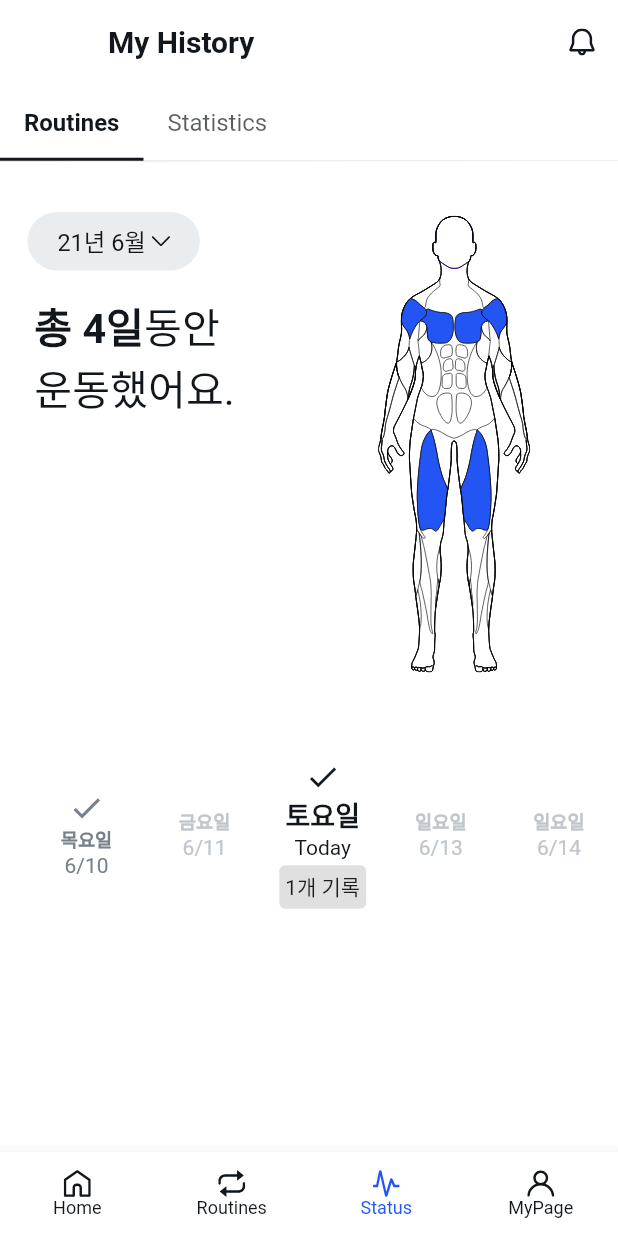
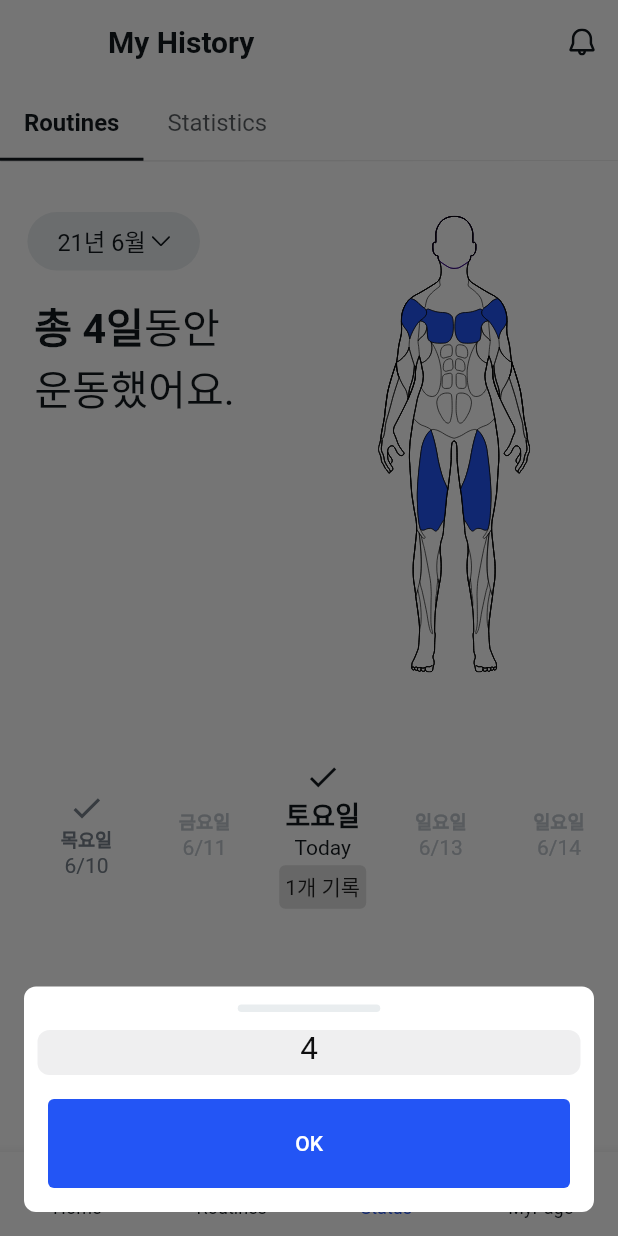
Before and after one commit to CoachMyBody/CoachMyBody-App, a Flutter app: the TabPage screen opened by its route, item 3 of the bottom bar chosen, scrolled down 576 dp, after a tap on "21년 6월", on a phone screen of 412 x 824 dp. Run offline on Flutter 3.47's test engine with Material 2 defaults, Android fonts, the phone set to English and light mode, and no system bars; our stand-ins replace carousel_slider, chips_choice, easy_localization, fl_chart, flutter_svg, flutter_switch and 4 more; missing offline and left inert: dart:ffi, kakao_flutter_sdk, photo_manager, xxtea; accounts and stored records are empty; network calls fail; Roboto replaces fonts that are missing (SpoqaHanSansNeo); statements that could not run were skipped.

Commit message:
Refactoring drop down with sheet

```diff
--- a/lib/ui/record/record_sub_routines_daily.dart
+++ b/lib/ui/record/record_sub_routines_daily.dart
@@ -4,8 +4,9 @@ import 'package:coach_my_body/providers/record/record_date_model.dart';
 import 'package:coach_my_body/routes.dart';
 import 'package:coach_my_body/ui/record/record_sub_routines_detail.dart';
 import 'package:coach_my_body/ui/record/routine_data.dart';
-import 'package:coach_my_body/widgets/day_modal_bottom_sheet.dart';
-import 'package:coach_my_body/widgets/custom_drop_down_widget.dart';
+import 'package:coach_my_body/widgets/cmb_widgets/cmb_dropdown_widget.dart';
+import 'package:coach_my_body/widgets/cmb_widgets/models/cmb_dropdown_model.dart';
+import 'package:coach_my_body/widgets/modals/day_modal_bottom_sheet.dart';
 import 'package:easy_localization/easy_localization.dart';
 import 'package:flutter/material.dart';
 import 'package:provider/provider.dart';
@@ -31,6 +32,7 @@ class RecordSubDailyRoutines extends StatelessWidget {
         Padding(
           padding: EdgeInsets.only(left: _size.width * 0.0444),
           child: Consumer<SelectedDateViewModel>(builder: (_, selected, child) {
+            // shown date of today
             var viewedDate = selected.getReturnedDate().month.toString() +
                 COMMON_MONTH_TXT.tr() +
                 COMMON_YEAR_MONTH_DIVIDER_TXT.tr() +
@@ -38,15 +40,16 @@ class RecordSubDailyRoutines extends StatelessWidget {
                 COMMON_DAY_TXT.tr();
             assert(viewedDate.isNotEmpty);
 
-            return CustomDropDownWidget(
+            return CMBDropDownWithSheetWidget(
               label: viewedDate,
-              onPressed: () {
-                showModalBottomSheet(
-                    backgroundColor: Colors.transparent,
-                    isScrollControlled: true,
-                    context: context,
-                    builder: (_) => DayModalBottomSheet());
-              },
+              data: CMBDropDownSheetData(
+                whenCompleted: () {
+                  var selected = Provider.of<SelectedDateViewModel>(context,
+                      listen: false);
+                  selected.setSelected(false);
+                },
+                sheet: DayModalBottomSheet(),
+              ),
             );
           }),
         ),
@@ -80,7 +83,9 @@ class RecordSubDailyRoutines extends StatelessWidget {
             color: AppColors.cmb_grey[700], fontSize: _size.width * 0.0667),
         children: <TextSpan>[
           TextSpan(
-              text: routinesNum, style: TextStyle(fontWeight: FontWeight.bold)),
+            text: routinesNum,
+            style: TextStyle(fontWeight: FontWeight.bold),
+          ),
           TextSpan(text: RECORD_SUB_ROUTINES_TODAY_SUFFIX_TXT.tr()),
         ],
       ),
--- a/lib/ui/record/record_sub_routines_detail.dart
+++ b/lib/ui/record/record_sub_routines_detail.dart
@@ -3,7 +3,7 @@ import 'dart:math';
 import 'package:coach_my_body/constants/colors.dart';
 import 'package:coach_my_body/constants/translations_key.dart';
 import 'package:coach_my_body/ui/record/routine_data.dart';
-import 'package:coach_my_body/widgets/common_widgets.dart';
+import 'package:coach_my_body/widgets/cmb_widgets/cmb_common_widgets.dart';
 import 'package:easy_localization/easy_localization.dart';
 import 'package:flutter/material.dart';
 
--- a/lib/ui/record/record_sub_routines_monthly.dart
+++ b/lib/ui/record/record_sub_routines_monthly.dart
@@ -1,9 +1,9 @@
 import 'dart:math';
 
 import 'package:coach_my_body/constants/colors.dart';
-import 'package:coach_my_body/constants/translations_key.dart';
-import 'package:coach_my_body/widgets/custom_drop_down_widget.dart';
-import 'package:coach_my_body/widgets/month_modal_bottom_sheet.dart';
+import 'package:coach_my_body/widgets/cmb_widgets/cmb_dropdown_widget.dart';
+import 'package:coach_my_body/widgets/cmb_widgets/models/cmb_dropdown_model.dart';
+import 'package:coach_my_body/widgets/modals/month_modal_bottom_sheet.dart';
 import 'package:easy_localization/easy_localization.dart';
 import 'package:flutter/material.dart';
 
@@ -27,18 +27,16 @@ class RecordSubMonthlyRoutines extends StatelessWidget {
         ),
         Padding(
           padding: EdgeInsets.only(left: _size.width * 0.0444),
-          child: CustomDropDownWidget(
-              label: '21년 6월',
-              onPressed: () {
-                // showModalBottomSheet<int>(
-                //   backgroundColor: Colors.transparent,
-                //   isScrollControlled: true,
-                //   context: context,
-                //   builder: (context) {
-                //     return MonthModalBottomSheet();
-                //   },
-                // );
-              }),
+          child: CMBDropDownWithSheetWidget(
+            label: '21년 6월',
+            data: CMBDropDownSheetData(
+              whenCompleted: () {
+                print('whenCompleted RecordSubMonthlyRoutines');
+              },
+              sheet: MonthModalBottomSheet(),
+              // sheet: CMBBottomSheet()
+            ),
+          ),
         ),
         Padding(
           padding: EdgeInsets.only(left: _size.width * 0.0555, top: 12),
--- a/lib/ui/record/record_sub_statistics_inbody.dart
+++ b/lib/ui/record/record_sub_statistics_inbody.dart
@@ -2,7 +2,7 @@ import 'package:chips_choice/chips_choice.dart';
 import 'package:coach_my_body/constants/assets.dart';
 import 'package:coach_my_body/constants/colors.dart';
 import 'package:coach_my_body/constants/translations_key.dart';
-import 'package:coach_my_body/widgets/record_inbody_modal_bottom_sheet.dart';
+import 'package:coach_my_body/widgets/modals/inbody_modal_bottom_sheet.dart';
 import 'package:easy_localization/easy_localization.dart';
 import 'package:fl_chart/fl_chart.dart';
 import 'package:flutter/material.dart';
@@ -38,7 +38,7 @@ class _InbodyHistoryViewState extends State<InbodyHistoryView> {
                       backgroundColor: Colors.transparent,
                       isScrollControlled: true,
                       context: context,
-                      builder: (_) => RecordInbodyModalBottomSheet());
+                      builder: (_) => InbodyModalBottomSheet());
                 },
                 child: Container(
                   height: 18,
--- a/lib/ui/record/record_sub_statistics_photos.dart
+++ b/lib/ui/record/record_sub_statistics_photos.dart
@@ -3,7 +3,6 @@ import 'package:coach_my_body/constants/assets.dart';
 import 'package:coach_my_body/constants/colors.dart';
 import 'package:coach_my_body/constants/translations_key.dart';
 import 'package:coach_my_body/ui/write/write_second_step_photo.dart';
-import 'package:coach_my_body/widgets/record_photo_modal_bottom_sheet.dart';
 import 'package:easy_localization/easy_localization.dart';
 import 'package:flutter/material.dart';
 import 'package:flutter_svg/svg.dart';
--- a/lib/ui/write/write_first_step_routines.dart
+++ b/lib/ui/write/write_first_step_routines.dart
@@ -5,7 +5,7 @@ import 'package:coach_my_body/models/routine_info.dart';
 import 'package:coach_my_body/providers/write/write_data_provider.dart';
 import 'package:coach_my_body/providers/write/write_view_model.dart';
 import 'package:coach_my_body/ui/routine/routine_create_exercise_type.dart';
-import 'package:coach_my_body/widgets/common_widgets.dart';
+import 'package:coach_my_body/widgets/cmb_widgets/cmb_common_widgets.dart';
 import 'package:easy_localization/easy_localization.dart';
 import 'package:flutter/material.dart';
 import 'package:flutter_svg/flutter_svg.dart';
--- a/lib/ui/write/write_second_step.dart
+++ b/lib/ui/write/write_second_step.dart
@@ -3,7 +3,7 @@ import 'package:coach_my_body/constants/translations_key.dart';
 import 'package:coach_my_body/providers/write/write_data_provider.dart';
 import 'package:coach_my_body/providers/write/write_view_model.dart';
 import 'package:coach_my_body/ui/write/write_second_step_photo.dart';
-import 'package:coach_my_body/widgets/common_widgets.dart';
+import 'package:coach_my_body/widgets/cmb_widgets/cmb_common_widgets.dart';
 import 'package:easy_localization/easy_localization.dart';
 import 'package:flutter/material.dart';
 import 'package:flutter_svg/flutter_svg.dart';
--- a/lib/widgets/common_bottom_sheet_widget.dart
+++ b/lib/widgets/cmb_widgets/cmb_bottom_sheet.dart
@@ -1,12 +1,21 @@
+import 'package:coach_my_body/widgets/cmb_widgets/models/cmb_dropdown_model.dart';
 import 'package:coach_my_body/constants/colors.dart';
-import 'package:coach_my_body/constants/translations_key.dart';
-import 'package:easy_localization/easy_localization.dart';
 import 'package:flutter/material.dart';
 
-class Popover extends StatelessWidget {
-  const Popover({this.child});
+class CMBBottomSheet extends StatelessWidget {
+  const CMBBottomSheet(
+      {Key key,
+      this.bHandle = true,
+      this.bBottomButton = true,
+      this.buttonData,
+      this.child})
+      : super(key: key);
 
+  final bool bHandle;
+  final bool bBottomButton;
   final Widget child;
+
+  final CMBBottomSheetButtonData buttonData;
 
   @override
   Widget build(BuildContext context) {
@@ -19,7 +28,16 @@ class Popover extends StatelessWidget {
       ),
       child: Column(
         mainAxisSize: MainAxisSize.min,
-        children: <Widget>[_buildHandle(context), if (child != null) child],
+        children: <Widget>[
+          if (true == bHandle) _buildHandle(context),
+          if (null != child) child,
+          if (true == bBottomButton)
+            CMBBottomSheetButton(
+              data: (null != buttonData)
+                  ? buttonData
+                  : CMBBottomSheetButtonData(),
+            ),
+        ],
       ),
     );
   }
@@ -44,11 +62,10 @@ class Popover extends StatelessWidget {
 }
 
 // ignore: must_be_immutable
-class OKButtonInBottomSheet extends StatelessWidget {
-  OKButtonInBottomSheet(this.isEnable, {this.onPressed});
+class CMBBottomSheetButton extends StatelessWidget {
+  CMBBottomSheetButton({this.data});
 
-  final bool isEnable;
-  final Function onPressed;
+  final CMBBottomSheetButtonData data;
 
   double _width;
 
@@ -61,15 +78,17 @@ class OKButtonInBottomSheet extends StatelessWidget {
       width: _width * 0.911,
       height: _width * 0.144,
       decoration: BoxDecoration(
-        color: isEnable ? AppColors.cmb_blue : AppColors.cmb_grey[200],
+        color: data.isEnable ? AppColors.cmb_blue : AppColors.cmb_grey[200],
         borderRadius: const BorderRadius.all(Radius.circular(4.0)),
       ),
       child: TextButton(
-        onPressed: false == isEnable || null == onPressed ? null : onPressed,
+        onPressed: false == data.isEnable || null == data.onPressed
+            ? null
+            : data.onPressed,
         child: Text(
-          COMMON_OK_TXT,
+          data.label,
           style: TextStyle(color: AppColors.cmb_grey[0]),
-        ).tr(),
+        ),
       ),
     );
   }
--- /dev/null
+++ b/lib/widgets/cmb_widgets/cmb_dropdown_widget.dart
@@ -0,0 +1,68 @@
+import 'package:coach_my_body/constants/assets.dart';
+import 'package:coach_my_body/constants/colors.dart';
+import 'package:coach_my_body/widgets/cmb_widgets/models/cmb_dropdown_model.dart';
+import 'package:flutter/material.dart';
+import 'package:flutter_svg/flutter_svg.dart';
+
+// ignore: must_be_immutable
+class CMBDropDownWithSheetWidget extends StatefulWidget {
+  CMBDropDownWithSheetWidget({@required this.label, this.width = 100, @required this.data});
+
+  ///
+  /// label is shown the data on CMBDropDownButton
+  ///
+  String label;
+  final double width;
+
+  ///
+  /// data is for Sheet Widget
+  ///
+  final CMBDropDownSheetData data;
+
+  @override
+  _CMBDropDownWithSheetWidgetState createState() => _CMBDropDownWithSheetWidgetState();
+}
+
+class _CMBDropDownWithSheetWidgetState extends State<CMBDropDownWithSheetWidget> {
+  @override
+  Widget build(BuildContext context) {
+    final size = MediaQuery.of(context).size;
+
+    return TextButton(
+      style: TextButton.styleFrom(
+          padding: EdgeInsets.symmetric(vertical: 8.0, horizontal: 12.0),
+          backgroundColor: AppColors.cmb_grey[100],
+          shape: RoundedRectangleBorder(
+            borderRadius: BorderRadius.all(Radius.circular(60.0)),
+          )),
+      onPressed: () {
+        showModalBottomSheet(
+            backgroundColor: Colors.transparent,
+            isScrollControlled: true,
+            context: context,
+            builder: (_) => widget.data.sheet).whenComplete(
+            widget.data.whenCompleted
+        );
+      },
+      child: Padding(
+        padding: const EdgeInsets.symmetric(horizontal: 8.0),
+        child: Row(
+          mainAxisSize: MainAxisSize.min,
+          children: <Widget>[
+            Text(
+              widget.label,
+              style: TextStyle(
+                  fontSize: size.width * 0.038,
+                  color: AppColors.cmb_grey[700],
+                  fontWeight: FontWeight.w400),
+            ),
+            SizedBox(
+              width: 4,
+            ),
+            SvgPicture.asset(Assets.commDropDownIconPath)
+          ],
+        ),
+      ),
+    );
+  }
+}
--- /dev/null
+++ b/lib/widgets/cmb_widgets/models/cmb_dropdown_model.dart
@@ -0,0 +1,40 @@
+import 'package:flutter/material.dart';
+
+///
+/// View Model
+///
+
+class CMBDropDownSheetData {
+  CMBDropDownSheetData(
+      {this.bBottomBtn = true, this.whenCompleted, this.sheet});
+
+  final bool bBottomBtn;
+  final Function whenCompleted;
+  final Widget sheet;
+}
+
+class CMBBottomSheetButtonData {
+  CMBBottomSheetButtonData(
+      {this.isEnable = false, this.label = 'Click here', this.onPressed});
+
+  final bool isEnable;
+  final String label;
+  final Function onPressed;
+}
+
+///
+/// Provider Model
+///
+
+class CMBDropDownLabelProvider extends ChangeNotifier {
+  CMBDropDownLabelProvider();
+
+  String _label = '';
+
+  String getLabel() => _label;
+
+  void setLabel(String inLabel) {
+    _label = inLabel;
+    notifyListeners();
+  }
+}
--- a/lib/widgets/custom_drop_down_widget.dart
+++ /dev/null
@@ -1,43 +0,0 @@
-import 'package:coach_my_body/constants/assets.dart';
-import 'package:coach_my_body/constants/colors.dart';
-import 'package:flutter/material.dart';
-import 'package:flutter_svg/flutter_svg.dart';
-
-// ignore: must_be_immutable
-class CustomDropDownWidget extends StatelessWidget {
-  CustomDropDownWidget({@required this.label, this.onPressed, this.width});
-
-  String label;
-  final Function onPressed;
-  final double width;
-
-  @override
-  Widget build(BuildContext context) {
-    final Size size = MediaQuery.of(context).size;
-
-    return TextButton(
-      style: TextButton.styleFrom(
-          padding: EdgeInsets.symmetric(vertical: 8.0, horizontal: 12.0),
-          backgroundColor: AppColors.cmb_grey[100],
-          shape: RoundedRectangleBorder(
-            borderRadius: BorderRadius.all(Radius.circular(60.0)),
-          )),
-      onPressed: onPressed,
-      child: Padding(
-        padding: const EdgeInsets.symmetric(horizontal: 8.0),
-        child: Row(
-          mainAxisSize: MainAxisSize.min,
-          children: <Widget>[
-            Text(
-              label,
-              style: TextStyle(
-                  fontSize: size.width * 0.038, color: AppColors.cmb_grey[700], fontWeight: FontWeight.w400),
-            ),
-            SizedBox(width: 4,),
-            SvgPicture.asset(Assets.commDropDownIconPath)
-          ],
-        ),
-      ),
-    );
-  }
-}
--- /dev/null
+++ b/lib/widgets/modals/month_modal_bottom_sheet.dart
@@ -0,0 +1,47 @@
+import 'package:coach_my_body/constants/colors.dart';
+import 'package:coach_my_body/constants/translations_key.dart';
+import 'package:coach_my_body/widgets/cmb_widgets/cmb_bottom_sheet.dart';
+import 'package:coach_my_body/widgets/cmb_widgets/models/cmb_dropdown_model.dart';
+import 'package:easy_localization/easy_localization.dart';
+import 'package:flutter/cupertino.dart';
+import 'package:flutter/material.dart';
+
+class MonthModalBottomSheet extends StatelessWidget {
+  void _callBackMonthModalOKBtn(BuildContext context) {
+    // var selected = Provider.of<SelectedDateViewModel>(context, listen: false);
+    //
+    // selected.setReturnedDate();
+    // selected.setSelected(false);
+    Navigator.pop(context);
+  }
+
+  @override
+  Widget build(BuildContext context) {
+    return CMBBottomSheet(
+      buttonData: CMBBottomSheetButtonData(
+        isEnable: true, // TODO: provider
+        label: tr(COMMON_OK_TXT), // TODO: constant
+        onPressed: () => _callBackMonthModalOKBtn(context), // TODO: callback function if clicking the button
+      ),
+      child: Column(
+        children: <Widget>[
+          CupertinoPicker(
+            backgroundColor: AppColors.cmb_grey[0],
+            itemExtent: 30,
+            scrollController: FixedExtentScrollController(initialItem: 2),
+            onSelectedItemChanged: (value) {
+              // setState(() {
+              //   _selectedValue = value;
+              // });
+            },
+            children: [
+              Text('0'),
+              Text('2'),
+              Text('4'),
+            ],
+          ),
+        ],
+      ),
+    );
+  }
+}
```
Also changed, not shown: lib/ui/write/write_first_step.dart (+31 -11 lines), lib/widgets/modals/day_modal_bottom_sheet.dart (renamed from lib/widgets/day_modal_bottom_sheet.dart, +48 -29 lines), lib/widgets/modals/inbody_modal_bottom_sheet.dart (added, +28 -0 lines), lib/widgets/modals/photo_modal_bottom_sheet.dart (added, +33 -0 lines), lib/widgets/month_modal_bottom_sheet.dart (deleted, +0 -39 lines), lib/widgets/record_inbody_modal_bottom_sheet.dart (deleted, +0 -20 lines), lib/widgets/record_photo_modal_bottom_sheet.dart (deleted, +0 -23 lines), lib/widgets/cmb_widgets/cmb_common_widgets.dart (renamed from lib/widgets/common_widgets.dart).
